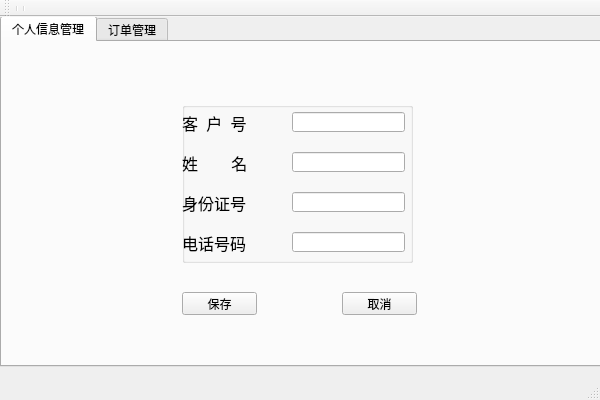
The window that HX/Consumer.ui (HXhlx/Qt) describes before a commit, drawn with Qt 5.
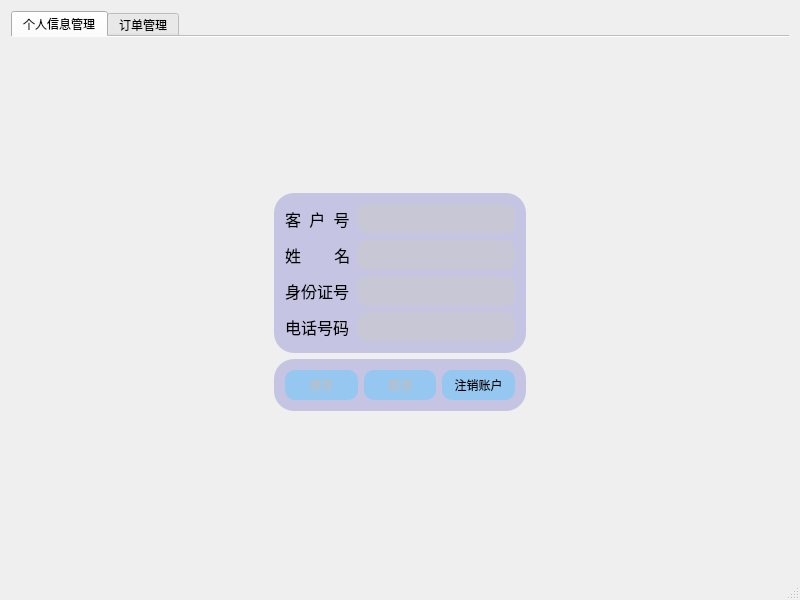
The same window after the commit. Icons and pictures are not drawn.

Diff of the .ui file:
```diff
--- a/HX/Consumer.ui
+++ b/HX/Consumer.ui
@@ -6,83 +6,99 @@
    <rect>
     <x>0</x>
     <y>0</y>
-    <width>600</width>
-    <height>400</height>
+    <width>800</width>
+    <height>600</height>
    </rect>
   </property>
   <property name="windowTitle">
    <string>Consumer</string>
   </property>
+  <property name="styleSheet">
+   <string notr="true"/>
+  </property>
   <widget class="QWidget" name="centralWidget">
+   <property name="styleSheet">
+    <string notr="true"/>
+   </property>
+   <layout class="QVBoxLayout" name="verticalLayout">
+    <item>
    <widget class="QTabWidget" name="tabWidget">
-    <property name="geometry">
-     <rect>
-      <x>0</x>
-      <y>-1</y>
-      <width>601</width>
-      <height>351</height>
-     </rect>
+      <property name="autoFillBackground">
+       <bool>true</bool>
+      </property>
+      <property name="styleSheet">
+       <string notr="true">#consumerWidget,#orderWidget{
+border-image:url(:/HX/images/客户.jpg);
+}
+
+.QGroupBox{
+background-color:rgb(100,100,200,30%);
+border-radius:20%;
+}
+
+.QPushButton{
+background-color:rgb(100,200,255,50%);
+border-radius:10%;
+width:70px;
+height:30px;
+}
+
+.QLineEdit{
+background-color:rgb(200,200,200,50%);
+border-radius:10%;
+height:30px;
+}</string>
+      </property>
+      <property name="tabPosition">
+       <enum>QTabWidget::North</enum>
+      </property>
+      <property name="tabShape">
+       <enum>QTabWidget::Rounded</enum>
     </property>
     <property name="currentIndex">
      <number>0</number>
     </property>
+      <property name="elideMode">
+       <enum>Qt::ElideNone</enum>
+      </property>
+      <property name="documentMode">
+       <bool>true</bool>
+      </property>
+      <property name="tabsClosable">
+       <bool>false</bool>
+      </property>
+      <property name="movable">
+       <bool>false</bool>
+      </property>
+      <property name="tabBarAutoHide">
+       <bool>false</bool>
+      </property>
     <widget class="QWidget" name="consumerWidget">
      <attribute name="title">
       <string>个人信息管理</string>
      </attribute>
-     <widget class="QPushButton" name="Save">
-      <property name="enabled">
-       <bool>true</bool>
-      </property>
-      <property name="geometry">
-       <rect>
-        <x>180</x>
-        <y>250</y>
-        <width>75</width>
-        <height>23</height>
-       </rect>
-      </property>
-      <property name="text">
-       <string>保存</string>
-      </property>
-     </widget>
-     <widget class="QPushButton" name="Cancel">
-      <property name="enabled">
-       <bool>true</bool>
-      </property>
-      <property name="geometry">
-       <rect>
-        <x>340</x>
-        <y>250</y>
-        <width>75</width>
-        <height>23</height>
-       </rect>
-      </property>
-      <property name="text">
-       <string>取消</string>
-      </property>
-     </widget>
+       <layout class="QGridLayout" name="gridLayout">
+        <item row="1" column="2">
+         <spacer name="horizontalSpacer_2">
+          <property name="orientation">
+           <enum>Qt::Horizontal</enum>
+          </property>
+          <property name="sizeHint" stdset="0">
+           <size>
+            <width>158</width>
+            <height>20</height>
+           </size>
+          </property>
+         </spacer>
+        </item>
+        <item row="1" column="1">
      <widget class="QGroupBox" name="groupBox">
-      <property name="geometry">
-       <rect>
-        <x>180</x>
-        <y>60</y>
-        <width>231</width>
-        <height>161</height>
-       </rect>
-      </property>
       <property name="title">
        <string/>
       </property>
+          <layout class="QFormLayout" name="formLayout">
+           <item row="0" column="0">
       <widget class="QLabel" name="label">
-       <property name="geometry">
-        <rect>
-         <x>0</x>
-         <y>10</y>
-         <width>71</width>
-         <height>21</height>
-        </rect>
-       </property>
        <property name="font">
         <font>
          <family>华文行楷</family>
@@ -93,31 +109,19 @@
         <string>客  户  号</string>
        </property>
       </widget>
+           </item>
+           <item row="0" column="1">
       <widget class="QLineEdit" name="consumerID">
        <property name="enabled">
         <bool>true</bool>
        </property>
-       <property name="geometry">
-        <rect>
-         <x>110</x>
-         <y>10</y>
-         <width>113</width>
-         <height>20</height>
-        </rect>
-       </property>
        <property name="readOnly">
         <bool>true</bool>
        </property>
       </widget>
+           </item>
+           <item row="1" column="0">
       <widget class="QLabel" name="label_3">
-       <property name="geometry">
-        <rect>
-         <x>0</x>
-         <y>50</y>
-         <width>71</width>
-         <height>21</height>
-        </rect>
-       </property>
        <property name="font">
         <font>
          <family>华文行楷</family>
@@ -128,25 +132,12 @@
         <string>姓        名</string>
        </property>
       </widget>
-      <widget class="QLineEdit" name="name">
-       <property name="geometry">
-        <rect>
-         <x>110</x>
-         <y>50</y>
-         <width>113</width>
-         <height>20</height>
-        </rect>
-       </property>
-      </widget>
+           </item>
+           <item row="1" column="1">
+            <widget class="QLineEdit" name="name"/>
+           </item>
+           <item row="2" column="0">
       <widget class="QLabel" name="label_2">
-       <property name="geometry">
-        <rect>
-         <x>0</x>
-         <y>90</y>
-         <width>71</width>
-         <height>21</height>
-        </rect>
-       </property>
        <property name="font">
         <font>
          <family>华文行楷</family>
@@ -157,28 +148,16 @@
         <string>身份证号</string>
        </property>
       </widget>
+           </item>
+           <item row="2" column="1">
       <widget class="QLineEdit" name="ID">
-       <property name="geometry">
-        <rect>
-         <x>110</x>
-         <y>90</y>
-         <width>113</width>
-         <height>20</height>
-        </rect>
-       </property>
        <property name="maxLength">
         <number>18</number>
        </property>
       </widget>
+           </item>
+           <item row="3" column="0">
       <widget class="QLabel" name="label_5">
-       <property name="geometry">
-        <rect>
-         <x>0</x>
-         <y>130</y>
-         <width>71</width>
-         <height>21</height>
-        </rect>
-       </property>
        <property name="font">
         <font>
          <family>华文行楷</family>
@@ -189,34 +168,175 @@
         <string>电话号码</string>
        </property>
       </widget>
-      <widget class="QLineEdit" name="phone">
-       <property name="geometry">
-        <rect>
-         <x>110</x>
-         <y>130</y>
-         <width>113</width>
+           </item>
+           <item row="3" column="1">
+            <widget class="QLineEdit" name="phone"/>
+           </item>
+          </layout>
+         </widget>
+        </item>
+        <item row="1" column="0">
+         <spacer name="horizontalSpacer">
+          <property name="orientation">
+           <enum>Qt::Horizontal</enum>
+          </property>
+          <property name="sizeHint" stdset="0">
+           <size>
+            <width>159</width>
          <height>20</height>
-        </rect>
-       </property>
-      </widget>
-     </widget>
+           </size>
+          </property>
+         </spacer>
+        </item>
+        <item row="2" column="1">
+         <widget class="QGroupBox" name="groupBox_2">
+          <property name="title">
+           <string/>
+          </property>
+          <layout class="QHBoxLayout" name="horizontalLayout">
+           <item>
+            <widget class="QPushButton" name="Save">
+             <property name="enabled">
+              <bool>false</bool>
+             </property>
+             <property name="text">
+              <string>保存</string>
+             </property>
+            </widget>
+           </item>
+           <item>
+            <widget class="QPushButton" name="Cancel">
+             <property name="enabled">
+              <bool>false</bool>
+             </property>
+             <property name="text">
+              <string>取消</string>
+             </property>
+            </widget>
+           </item>
+           <item>
+            <widget class="QPushButton" name="Logout">
+             <property name="text">
+              <string>注销账户</string>
+             </property>
+            </widget>
+           </item>
+          </layout>
+         </widget>
+        </item>
+        <item row="0" column="1">
+         <spacer name="verticalSpacer">
+          <property name="orientation">
+           <enum>Qt::Vertical</enum>
+          </property>
+          <property name="sizeHint" stdset="0">
+           <size>
+            <width>20</width>
+            <height>40</height>
+           </size>
+          </property>
+         </spacer>
+        </item>
+        <item row="3" column="1">
+         <spacer name="verticalSpacer_2">
+          <property name="orientation">
+           <enum>Qt::Vertical</enum>
+          </property>
+          <property name="sizeHint" stdset="0">
+           <size>
+            <width>20</width>
+            <height>40</height>
+           </size>
+          </property>
+         </spacer>
+        </item>
+        <item row="2" column="0">
+         <spacer name="horizontalSpacer_3">
+          <property name="orientation">
+           <enum>Qt::Horizontal</enum>
+          </property>
+          <property name="sizeHint" stdset="0">
+           <size>
+            <width>40</width>
+            <height>20</height>
+           </size>
+          </property>
+         </spacer>
+        </item>
+        <item row="2" column="2">
+         <spacer name="horizontalSpacer_4">
+          <property name="orientation">
+           <enum>Qt::Horizontal</enum>
+          </property>
+          <property name="sizeHint" stdset="0">
+           <size>
+            <width>40</width>
+            <height>20</height>
+           </size>
+          </property>
+         </spacer>
+        </item>
+       </layout>
     </widget>
     <widget class="QWidget" name="orderWidget">
      <attribute name="title">
       <string>订单管理</string>
      </attribute>
-     <widget class="QTableView" name="orderView">
-      <property name="geometry">
-       <rect>
-        <x>140</x>
-        <y>100</y>
-        <width>256</width>
-        <height>192</height>
-       </rect>
-      </property>
-     </widget>
-    </widget>
-   </widget>
+       <layout class="QHBoxLayout" name="horizontalLayout_2">
+        <item>
+         <widget class="QTableView" name="orderView"/>
+        </item>
+        <item>
+         <widget class="QGroupBox" name="groupBox_3">
+          <property name="title">
+           <string/>
+          </property>
+          <layout class="QVBoxLayout" name="verticalLayout_2">
+           <item>
+            <widget class="QPushButton" name="Insert">
+             <property name="text">
+              <string>添加订单</string>
+             </property>
+            </widget>
+           </item>
+           <item>
+            <widget class="QPushButton" name="Delete">
+             <property name="enabled">
+              <bool>false</bool>
+             </property>
+             <property name="text">
+              <string>取消订单</string>
+             </property>
+            </widget>
+           </item>
+           <item>
+            <widget class="QPushButton" name="orderSave">
+             <property name="enabled">
+              <bool>false</bool>
+             </property>
+             <property name="text">
+              <string>保存修改</string>
+             </property>
+            </widget>
+           </item>
+           <item>
+            <widget class="QPushButton" name="orderCancel">
+             <property name="enabled">
+              <bool>false</bool>
+             </property>
+             <property name="text">
+              <string>取消修改</string>
+             </property>
+            </widget>
+           </item>
+          </layout>
+         </widget>
+        </item>
+       </layout>
+      </widget>
+     </widget>
+    </item>
+   </layout>
   </widget>
   <widget class="QMenuBar" name="menuBar">
    <property name="geometry">
@@ -228,16 +348,6 @@
     </rect>
    </property>
   </widget>
-  <widget class="QToolBar" name="mainToolBar">
-   <attribute name="toolBarArea">
-    <enum>TopToolBarArea</enum>
-   </attribute>
-   <attribute name="toolBarBreak">
-    <bool>false</bool>
-   </attribute>
-   <addaction name="separator"/>
-   <addaction name="separator"/>
-  </widget>
   <widget class="QStatusBar" name="statusBar"/>
  </widget>
  <layoutdefault spacing="6" margin="11"/>
```
Left out of the diff: 6 changed lines with no effect on the pictures. Lines whose indentation alone changed are shown as unchanged.
